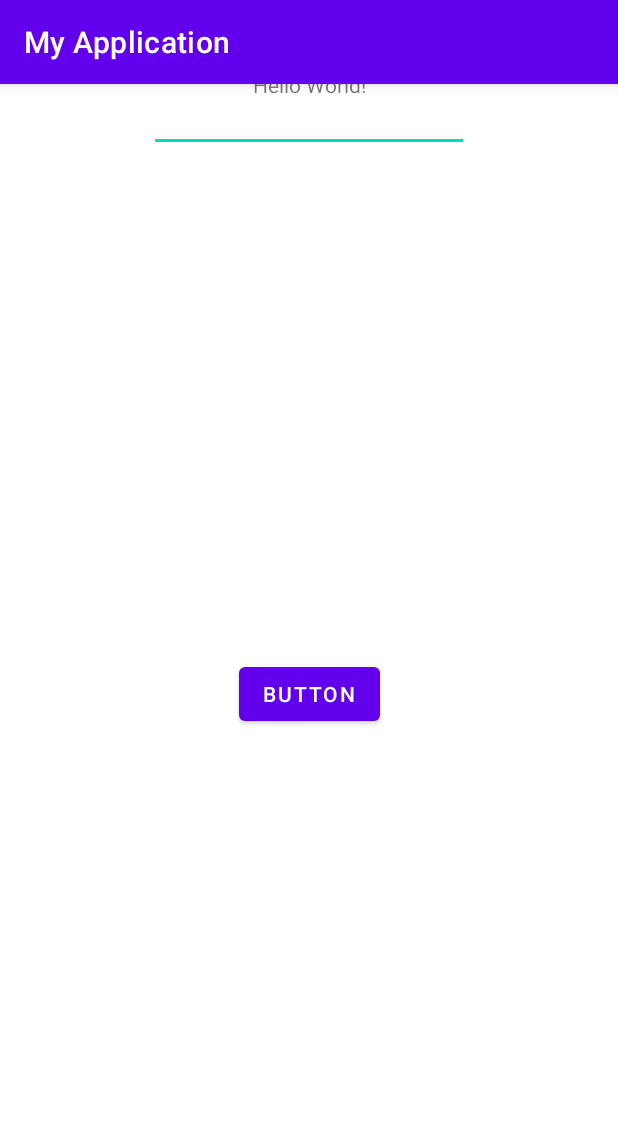
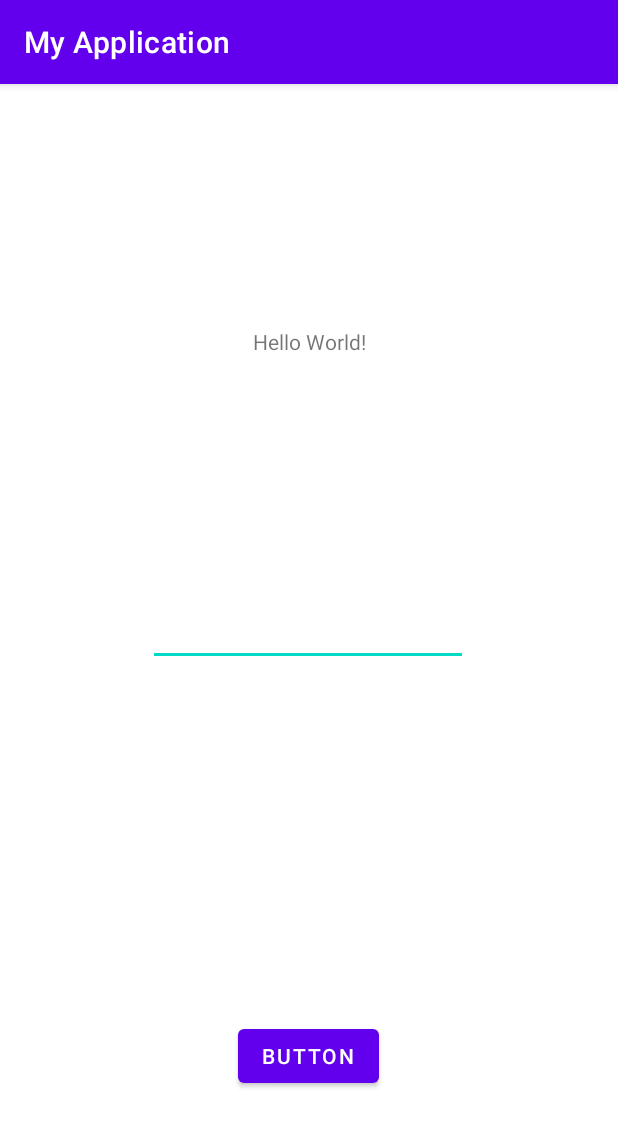
Before and after one commit to manish2407/My_Application, an Android app: the screen it shows after launch (MainActivity), on a phone screen of 412 x 824 dp. Shown: the top 1127 px of the screen. Run offline under Robolectric (Android 15) with nearby library versions, the phone set to English and light mode, and no system bars.

Commit message:
view and viewgroup concept

```diff
--- a/app/src/main/res/layout/activity_main.xml
+++ b/app/src/main/res/layout/activity_main.xml
@@ -7,6 +7,7 @@
     tools:context=".MainActivity">
 
     <TextView
+        android:id="@+id/textView"
         android:layout_width="wrap_content"
         android:layout_height="wrap_content"
         android:text="Hello World!"
@@ -19,20 +20,23 @@
         android:id="@+id/button"
         android:layout_width="wrap_content"
         android:layout_height="wrap_content"
+        android:layout_marginBottom="96dp"
         android:text="Button"
         app:layout_constraintBottom_toBottomOf="parent"
         app:layout_constraintEnd_toEndOf="parent"
-        app:layout_constraintStart_toStartOf="parent"
-        app:layout_constraintTop_toBottomOf="@+id/editTextTextPassword" />
+        app:layout_constraintHorizontal_bias="0.498"
+        app:layout_constraintStart_toStartOf="parent" />
 
     <EditText
         android:id="@+id/editTextTextPassword"
         android:layout_width="wrap_content"
         android:layout_height="wrap_content"
+        android:layout_marginBottom="236dp"
         android:ems="10"
         android:inputType="textPassword"
+        app:layout_constraintBottom_toTopOf="@+id/button"
         app:layout_constraintEnd_toEndOf="parent"
-        app:layout_constraintStart_toStartOf="parent"
-        tools:layout_editor_absoluteY="293dp" />
+        app:layout_constraintHorizontal_bias="0.497"
+        app:layout_constraintStart_toStartOf="parent" />
 
 </androidx.constraintlayout.widget.ConstraintLayout>
```
